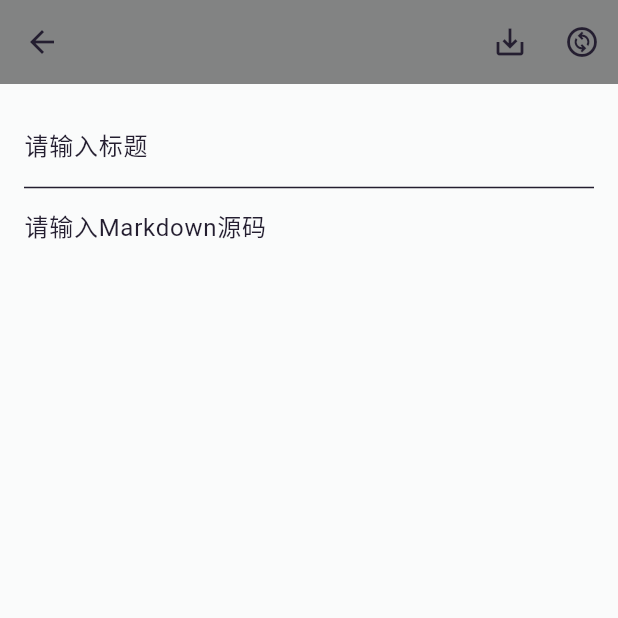
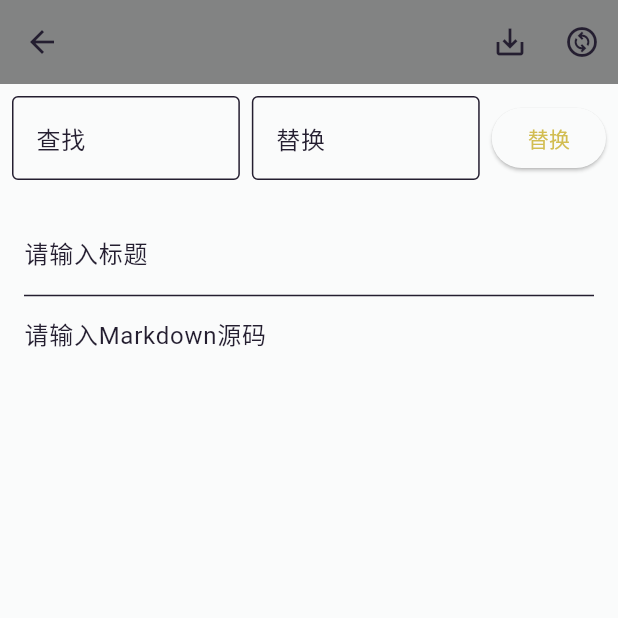
Before and after one commit to WWW4R4E/f_note, a Flutter app: the EditorPage screen opened directly, on a phone screen of 412 x 824 dp, the top half of it. Run offline on Flutter 3.47's test engine with Material 3 defaults, Android fonts, the phone set to English and light mode, and no system bars; our stand-ins replace file_picker, flutter_markdown, shared_preferences; missing offline and left inert: flutter_markdown_latex, markdown; accounts and stored records are empty; statements that could not run were skipped.

Commit message:
增加了查找替换

```diff
--- a/lib/Pages/EditorPage.dart
+++ b/lib/Pages/EditorPage.dart
@@ -22,12 +22,16 @@ class _EditorPageState extends State<EditorPage> {
   String? _text;
   late TextEditingController _titleController;
   late TextEditingController _textController;
+  late TextEditingController _findController;
+  late TextEditingController _replaceController;
 
   @override
   void initState() {
     super.initState();
     _titleController = TextEditingController(text: widget.title);
     _textController = TextEditingController(text: widget.text);
+    _findController = TextEditingController();
+    _replaceController = TextEditingController();
     _title = widget.title;
     _text = widget.text;
   }
@@ -84,13 +88,14 @@ class _EditorPageState extends State<EditorPage> {
           ),
         );
 
+        Navigator.pop(context);
         if (shouldOverwrite != true) {
           return;
         }
       }
 
       // 创建文件并写入内容
-      print('Saving file: $filePath');
+      // print('Saving file: $filePath');
       await file.writeAsString(_text ?? '');
 
       // 显示保存成功提示
@@ -104,12 +109,24 @@ class _EditorPageState extends State<EditorPage> {
           SnackBar(content: Text('文件系统错误，请检查权限')),
         );
       } else {
-        print('文件保存失败: $e');
+        // print('文件保存失败: $e');
         ScaffoldMessenger.of(context).showSnackBar(
           SnackBar(content: Text('文件保存失败，请重试')),
         );
       }
     }
+  }
+
+  void _findAndReplace() {
+    final findText = _findController.text;
+    final replaceText = _replaceController.text;
+    if (findText.isEmpty) {
+      return;
+    }
+    setState(() {
+      _text = _text?.replaceAll(findText, replaceText);
+      _textController.text = _text ?? '';
+    });
   }
 
   @override
@@ -122,7 +139,6 @@ class _EditorPageState extends State<EditorPage> {
             icon: Icon(Icons.save_alt_outlined),
             onPressed: () async {
               await _saveFile();
-              Navigator.pop(context);
             },
           ),
           IconButton(
@@ -135,7 +151,42 @@ class _EditorPageState extends State<EditorPage> {
           ),
         ],
       ),
-      body: read
+      body: Column(
+        children: [
+          if (!read)
+            Padding(
+              padding: const EdgeInsets.all(8.0),
+              child: Row(
+                children: [
+                  Expanded(
+                    child: TextField(
+                      controller: _findController,
+                      decoration: InputDecoration(
+                        hintText: '查找',
+                        border: OutlineInputBorder(),
+                      ),
+                    ),
+                  ),
+                  const SizedBox(width: 8.0),
+                  Expanded(
+                    child: TextField(
+                      controller: _replaceController,
+                      decoration: InputDecoration(
+                        hintText: '替换',
+                        border: OutlineInputBorder(),
+                      ),
+                    ),
+                  ),
+                  const SizedBox(width: 8.0),
+                  ElevatedButton(
+                    onPressed: _findAndReplace,
+                    child: Text('替换'),
+                  ),
+                ],
+              ),
+            ),
+          Expanded(
+            child: read
                 ? ReadPage(title: _title ?? '', text: _text ?? '')
                 : WritePage(
                     titleController: _titleController,
@@ -147,6 +198,9 @@ class _EditorPageState extends State<EditorPage> {
                       _text = value;
                     },
                   ),
+          ),
+        ],
+      ),
     );
   }
 
@@ -154,6 +208,8 @@ class _EditorPageState extends State<EditorPage> {
   void dispose() {
     _titleController.dispose(); // 清理标题控制器资源
     _textController.dispose(); // 清理文本控制器资源
+    _findController.dispose(); // 清理查找控制器资源
+    _replaceController.dispose(); // 清理替换控制器资源
     super.dispose();
   }
 }
--- a/lib/Theme.dart
+++ b/lib/Theme.dart
@@ -34,7 +34,7 @@ class GlobalThemData {
     primary: Color.fromARGB(255, 210, 189, 81),
     onPrimary: Color.fromARGB(122, 0, 0, 0),
     secondary: Color(0xFFEFF3F3),
-    onSecondary: Color(0xFF322942),
+    onSecondary: Color.fromARGB(121, 201, 221, 219),
     error: Color.fromARGB(102, 131, 173, 4),
     onError: Colors.white,
     surface: Color(0xFFFAFBFB),
--- a/pubspec.yaml
+++ b/pubspec.yaml
@@ -17,6 +17,7 @@ dependencies:
   path_provider: ^2.1.5
   provider: ^6.0.5
   file_picker: ^5.2.5
+  shared_preferences: ^2.3.4
 
 dev_dependencies:
   flutter_test:
```
Also changed, not shown: lib/Pages/HomePage.dart (+25 -23 lines), lib/Pages/SettingPage.dart (+4 -4 lines), lib/main.dart (+11 -12 lines), lib/provider/ThemNotifier.dart (+21 -0 lines), pubspec.lock, 1 other file. Lines whose indentation alone changed are shown as unchanged.
